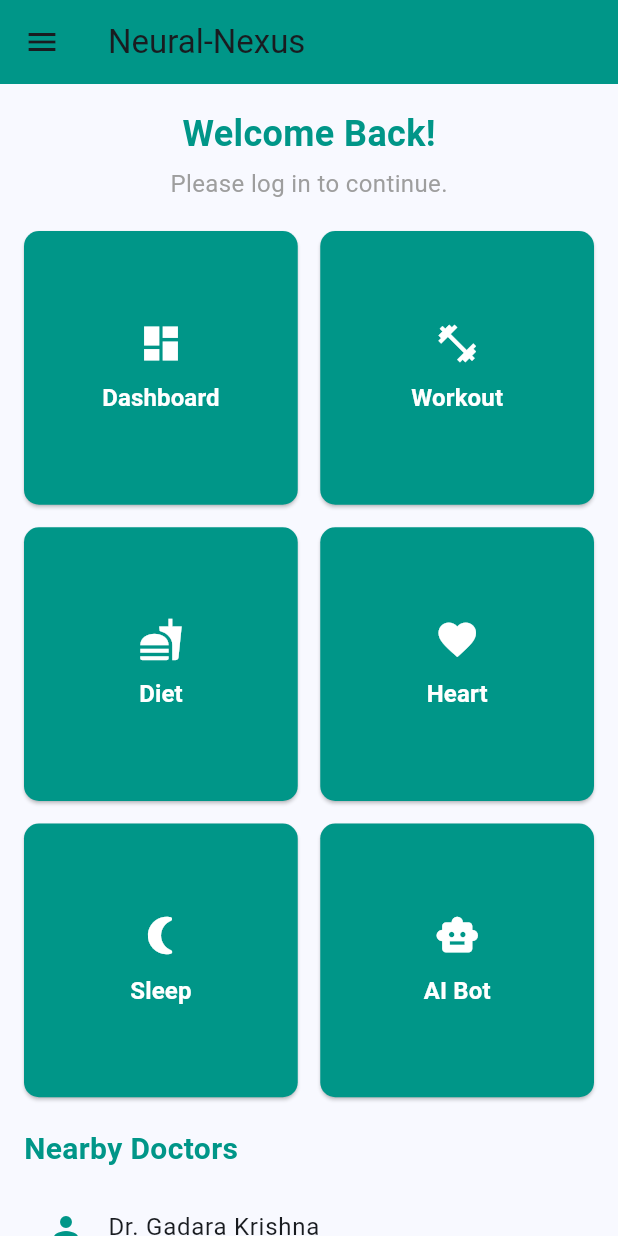
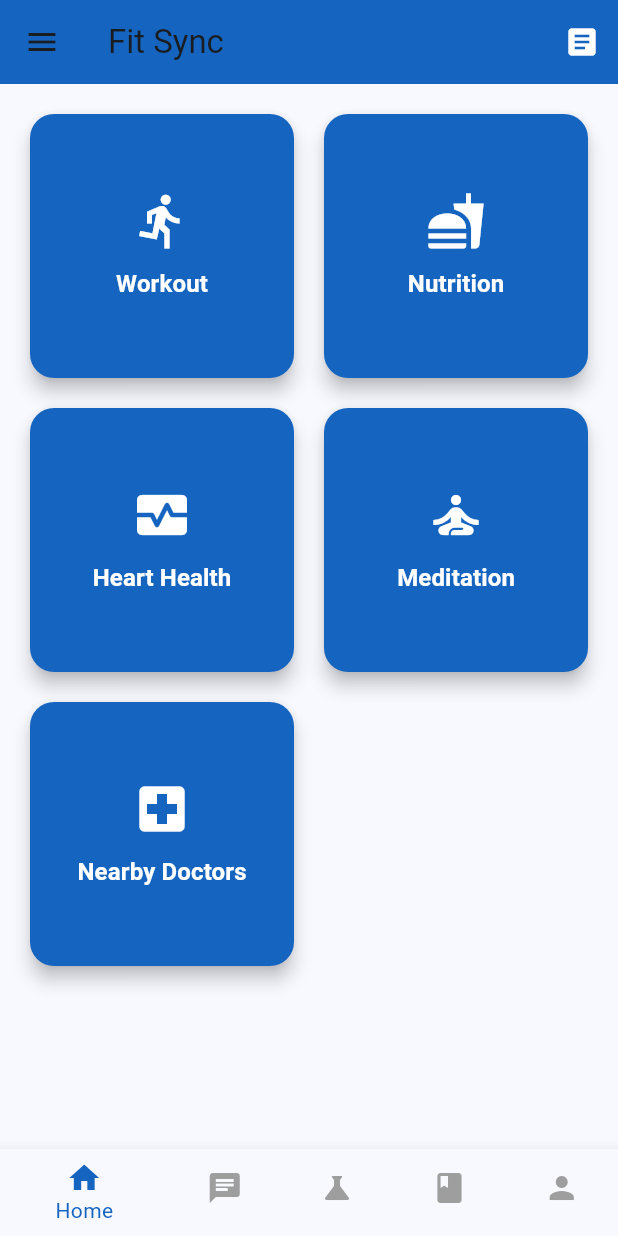
Before and after one commit to DharmikGohil013/Neural-Nexus, a Flutter app: the HomePage screen opened directly, on a phone screen of 412 x 824 dp. Run offline on Flutter 3.47's test engine with Material 3 defaults, Android fonts, the light colour scheme and no system bars.

Commit message:
home , article , profile
go

```diff
--- a/neural_nexus/lib/home.dart
+++ b/neural_nexus/lib/home.dart
@@ -1,117 +1,138 @@
 import 'package:flutter/material.dart';
-import 'package:font_awesome_flutter/font_awesome_flutter.dart';
+import 'profile.dart'; // Import Profile Page
+import 'articles.dart'; // Import Articles Page
 
-class HomePage extends StatelessWidget {
+class HomePage extends StatefulWidget {
   const HomePage({super.key});
 
   @override
+  _HomePageState createState() => _HomePageState();
+}
+
+class _HomePageState extends State<HomePage> {
+  int _selectedIndex = 0;
+
+  void _onItemTapped(int index) {
+    setState(() {
+      if (index == 4) {
+        Navigator.push(
+          context,
+          MaterialPageRoute(builder: (context) => const ProfilePage()),
+        );
+      } else {
+        _selectedIndex = index;
+      }
+    });
+  }
+
+  @override
   Widget build(BuildContext context) {
+    final theme = Theme.of(context);
+
     return Scaffold(
       appBar: AppBar(
-        title: const Text('Neural-Nexus'),
-        backgroundColor: Colors.teal,
+        title: const Text('Fit Sync'),
+        backgroundColor: theme.colorScheme.primary,
+        actions: [
+          IconButton(
+            icon: const Icon(Icons.article, color: Colors.white),
+            onPressed: () {
+              Navigator.push(
+                context,
+                MaterialPageRoute(builder: (context) => const ArticlesPage()),
+              );
+            },
+          ),
+        ],
       ),
       drawer: Drawer(
         child: ListView(
-          children: const [
+          padding: EdgeInsets.zero,
+          children: [
             DrawerHeader(
-              decoration: BoxDecoration(color: Colors.teal),
-              child: Text('Menu', style: TextStyle(color: Colors.white, fontSize: 24)),
+              decoration: BoxDecoration(color: theme.colorScheme.primary),
+              child: Column(
+                crossAxisAlignment: CrossAxisAlignment.start,
+                children: const [
+                  CircleAvatar(
+                    radius: 35,
+                    backgroundImage: AssetImage('assets/images/user.png'), // Replace with actual image
+                  ),
+                  SizedBox(height: 10),
+                  Text("John Doe", style: TextStyle(fontSize: 18, color: Colors.white)),
+                  Text("johndoe@example.com", style: TextStyle(fontSize: 14, color: Colors.white70)),
+                ],
+              ),
+            ),
+            ListTile(
+              leading: const Icon(Icons.person),
+              title: const Text('Profile Settings'),
+              onTap: () {
+                Navigator.push(context, MaterialPageRoute(builder: (context) => const ProfilePage()));
+              },
+            ),
+            ListTile(
+              leading: const Icon(Icons.logout, color: Colors.red),
+              title: const Text('Logout', style: TextStyle(color: Colors.red)),
+              onTap: () {
+                Navigator.pop(context); // Close drawer
+                Navigator.pushReplacementNamed(context, '/'); // Navigate to Login
+              },
             ),
           ],
         ),
       ),
-      body: SafeArea(
-        child: SingleChildScrollView(
-          child: Padding(
-            padding: const EdgeInsets.all(16.0),
-            child: Column(
-              crossAxisAlignment: CrossAxisAlignment.start,
-              children: [
-                const Center(
-                  child: Text(
-                    'Welcome Back!',
-                    style: TextStyle(
-                      fontSize: 24,
-                      fontWeight: FontWeight.bold,
-                      color: Colors.teal,
-                    ),
-                  ),
-                ),
-                const SizedBox(height: 5),
-                const Center(
-                  child: Text(
-                    'Please log in to continue.',
-                    style: TextStyle(fontSize: 16, color: Colors.grey),
-                  ),
-                ),
-                const SizedBox(height: 20),
-                _buildButtonGrid(),
-                const SizedBox(height: 20),
-                const Text(
-                  'Nearby Doctors',
-                  style: TextStyle(fontSize: 20, fontWeight: FontWeight.bold, color: Colors.teal),
-                ),
-                const SizedBox(height: 10),
-                _buildDoctorList(),
-              ],
-            ),
-          ),
-        ),
+      body: _buildHomeContent(),
+      bottomNavigationBar: BottomNavigationBar(
+        currentIndex: _selectedIndex,
+        selectedItemColor: theme.colorScheme.primary,
+        unselectedItemColor: Colors.grey,
+        onTap: _onItemTapped,
+        items: const [
+          BottomNavigationBarItem(icon: Icon(Icons.home), label: 'Home'),
+          BottomNavigationBarItem(icon: Icon(Icons.chat), label: 'AI Chatbot'),
+          BottomNavigationBarItem(icon: Icon(Icons.science), label: 'Lab Report'),
+          BottomNavigationBarItem(icon: Icon(Icons.book), label: 'Content'),
+          BottomNavigationBarItem(icon: Icon(Icons.person), label: 'Profile'),
+        ],
       ),
     );
   }
 
-  Widget _buildButtonGrid() {
-    return GridView.count(
-      crossAxisCount: 2,
-      shrinkWrap: true,
-      physics: const NeverScrollableScrollPhysics(),
-      mainAxisSpacing: 15,
-      crossAxisSpacing: 15,
-      children: const [
-        _FeatureButton(icon: Icons.dashboard, label: 'Dashboard'),
-        _FeatureButton(icon: Icons.fitness_center, label: 'Workout'),
-        _FeatureButton(icon: Icons.fastfood, label: 'Diet'),
-        _FeatureButton(icon: Icons.favorite, label: 'Heart'),
-        _FeatureButton(icon: Icons.nightlight_round, label: 'Sleep'),
-        _FeatureButton(icon: Icons.smart_toy, label: 'AI Bot'),
-      ],
+  Widget _buildHomeContent() {
+    return Padding(
+      padding: const EdgeInsets.all(20.0),
+      child: GridView.count(
+        crossAxisCount: 2, // Two buttons per row
+        crossAxisSpacing: 20,
+        mainAxisSpacing: 20,
+        children: [
+          _buildFeatureButton(Icons.directions_run, "Workout"),
+          _buildFeatureButton(Icons.fastfood, "Nutrition"),
+          _buildFeatureButton(Icons.monitor_heart, "Heart Health"),
+          _buildFeatureButton(Icons.self_improvement, "Meditation"),
+          _buildFeatureButton(Icons.local_hospital, "Nearby Doctors"), // Added Nearby Doctors button
+        ],
+      ),
     );
   }
 
-  Widget _buildDoctorList() {
-    return Column(
-      children: const [
-        DoctorTile(name: 'Dr. Gadara Krishna'),
-        DoctorTile(name: 'Dr. Dharmik'),
-        DoctorTile(name: 'Dr. Fitness Fi...'),
-        DoctorTile(name: 'Dr. Yash'),
-      ],
-    );
-  }
-}
-
-class _FeatureButton extends StatelessWidget {
-  final IconData icon;
-  final String label;
-
-  const _FeatureButton({super.key, required this.icon, required this.label});
-
-  @override
-  Widget build(BuildContext context) {
+  Widget _buildFeatureButton(IconData icon, String label) {
     return ElevatedButton(
+      onPressed: () {
+        // TODO: Implement Button Actions
+      },
       style: ElevatedButton.styleFrom(
-        backgroundColor: Colors.teal,
+        padding: const EdgeInsets.all(16),
+        backgroundColor: Colors.blue.shade800,
         foregroundColor: Colors.white,
-        shape: RoundedRectangleBorder(borderRadius: BorderRadius.circular(10)),
-        padding: const EdgeInsets.symmetric(vertical: 20),
+        shape: RoundedRectangleBorder(borderRadius: BorderRadius.circular(16)),
+        elevation: 5,
       ),
-      onPressed: () {},
       child: Column(
-        mainAxisSize: MainAxisSize.min,
+        mainAxisAlignment: MainAxisAlignment.center,
         children: [
-          Icon(icon, size: 30),
+          Icon(icon, size: 40, color: Colors.white),
           const SizedBox(height: 10),
           Text(label, style: const TextStyle(fontSize: 16, fontWeight: FontWeight.bold)),
         ],
@@ -119,16 +140,3 @@ class _FeatureButton extends StatelessWidget {
     );
   }
 }
-
-class DoctorTile extends StatelessWidget {
-  final String name;
-  const DoctorTile({super.key, required this.name});
-
-  @override
-  Widget build(BuildContext context) {
-    return ListTile(
-      leading: const Icon(Icons.person, color: Colors.teal),
-      title: Text(name, style: const TextStyle(fontSize: 16)),
-    );
-  }
-}
```
Also changed, not shown: neural_nexus/lib/articles.dart (added, +87 -0 lines), neural_nexus/lib/profile.dart (added, +86 -0 lines).
